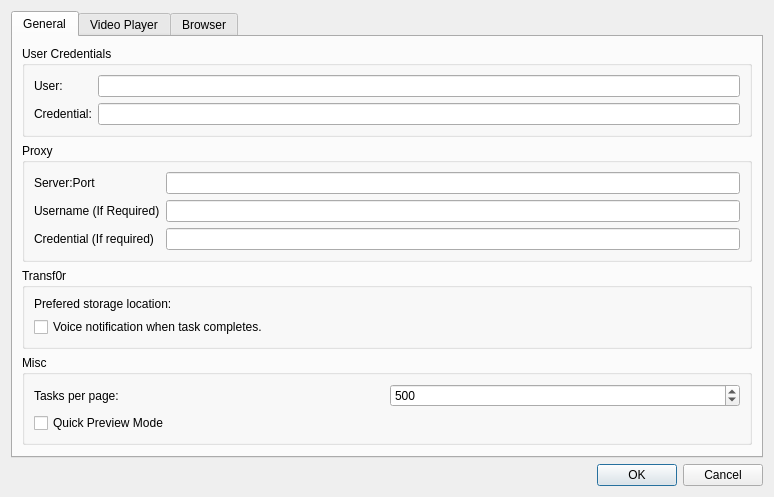
Above: ui/preferencesdlg.ui from PowerOlive/XLCloudClient before the change. Below: the same form after it.
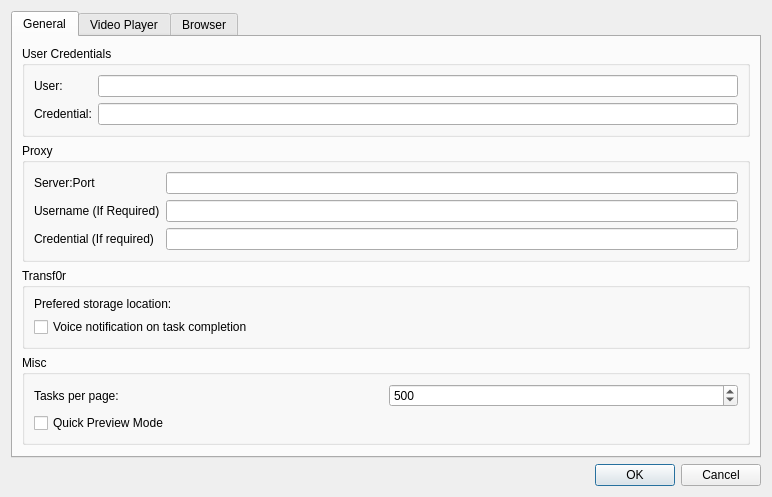
That is the form after the change. The open tabs and pages were chosen to show the change. Custom widgets are drawn as their Qt base class.

Commit message: Let us release that way

```diff
--- a/ui/preferencesdlg.ui
+++ b/ui/preferencesdlg.ui
@@ -6,8 +6,8 @@
    <rect>
     <x>0</x>
     <y>0</y>
-    <width>774</width>
-    <height>471</height>
+    <width>772</width>
+    <height>469</height>
    </rect>
   </property>
   <property name="windowTitle">
@@ -110,12 +110,19 @@
            </widget>
           </item>
           <item row="0" column="1">
-           <widget class="FileSelectorLine" name="storageLocation" native="true"/>
+           <widget class="FileSelectorLine" name="storageLocation" native="true">
+            <property name="sizePolicy">
+             <sizepolicy hsizetype="Minimum" vsizetype="Preferred">
+              <horstretch>0</horstretch>
+              <verstretch>0</verstretch>
+             </sizepolicy>
+            </property>
+           </widget>
           </item>
           <item row="1" column="0">
            <widget class="QCheckBox" name="useVoiceNotification">
             <property name="text">
-             <string>Voice notification when task completes.</string>
+             <string>Voice notification on task completion</string>
             </property>
            </widget>
           </item>
```
Left out of the diff: 4 changed lines with no effect on the pictures. The commit also changes 1 other file.
